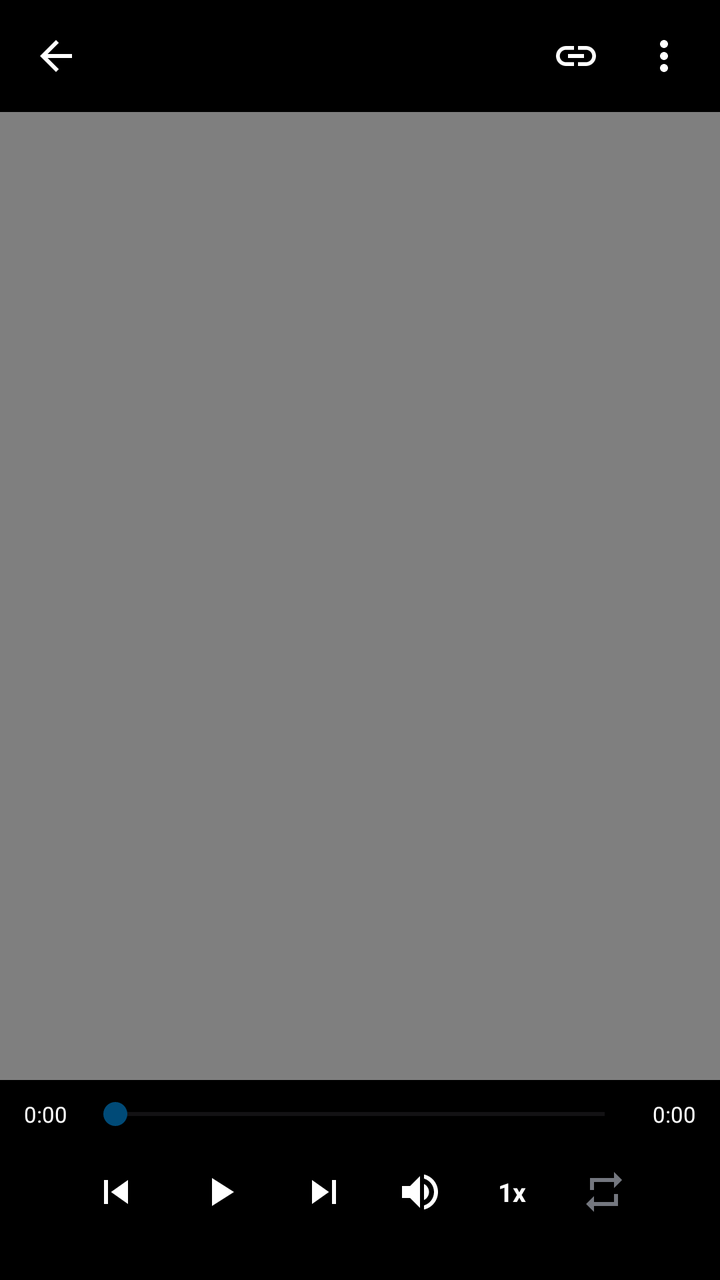
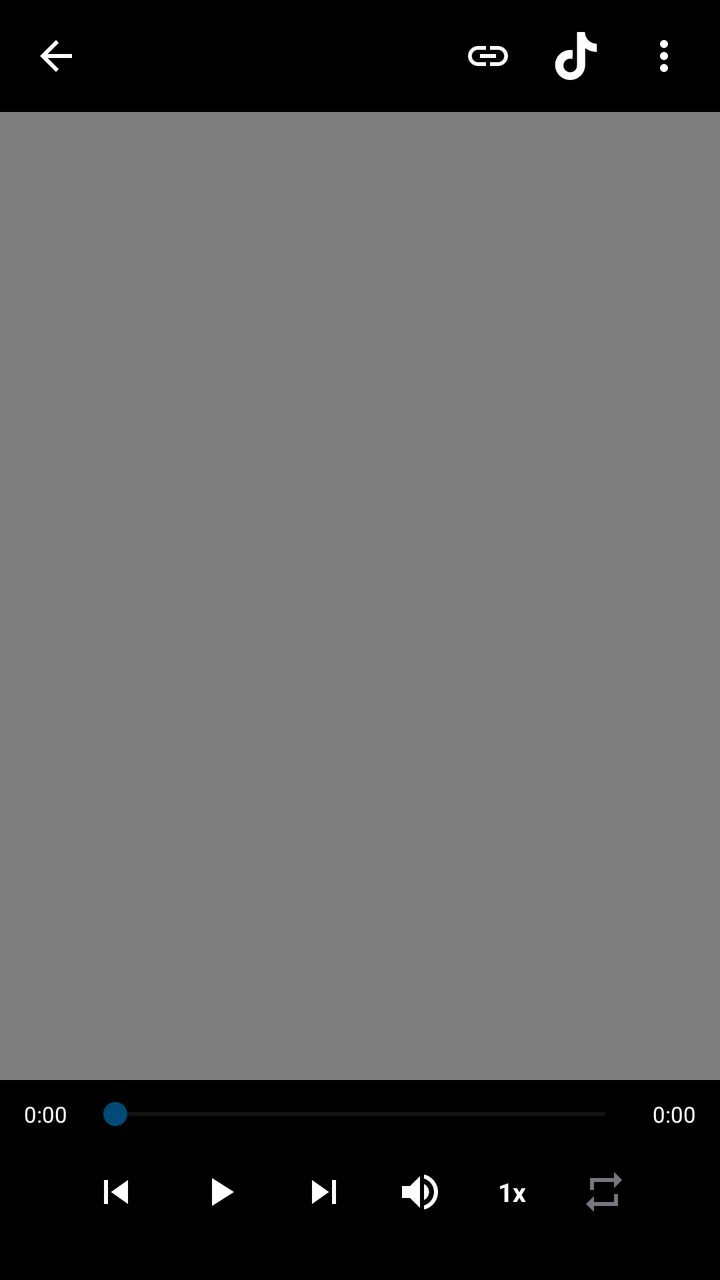

Before-and-after screenshots of an Android layout around one commit, followed by the original layout XML and the change that was made.
<!-- AndroidManifest.xml: activity theme Theme.FishPipe.Player -->
<!-- res/layout/activity_player.xml -->
<?xml version="1.0" encoding="utf-8"?>
<FrameLayout xmlns:android="http://schemas.android.com/apk/res/android"
    xmlns:app="http://schemas.android.com/apk/res-auto"
    android:layout_width="match_parent"
    android:layout_height="match_parent"
    android:background="@color/black">

    <VideoView
        android:id="@+id/video"
        android:layout_width="match_parent"
        android:layout_height="match_parent"
        android:layout_gravity="center" />

    <com.google.android.material.progressindicator.CircularProgressIndicator
        android:id="@+id/player_loading"
        style="@style/Widget.FishPipe.Loading.Overlay"
        android:layout_width="wrap_content"
        android:layout_height="wrap_content"
        android:layout_gravity="center"
        android:visibility="gone" />

    <LinearLayout
        android:id="@+id/player_top_bar"
        android:layout_width="match_parent"
        android:layout_height="wrap_content"
        android:layout_gravity="top"
        android:background="@color/scrim"
        android:gravity="center_vertical"
        android:orientation="horizontal"
        android:paddingStart="6dp"
        android:paddingTop="6dp"
        android:paddingEnd="6dp"
        android:paddingBottom="6dp">

        <ImageButton
            android:id="@+id/player_back"
            android:layout_width="44dp"
            android:layout_height="44dp"
            android:background="?android:attr/selectableItemBackgroundBorderless"
            android:contentDescription="@string/close"
            android:padding="10dp"
            android:src="@drawable/ic_back"
            app:tint="@color/white" />

        <TextView
            android:id="@+id/player_title"
            android:layout_width="0dp"
            android:layout_height="wrap_content"
            android:layout_marginStart="6dp"
            android:layout_weight="1"
            android:ellipsize="end"
            android:maxLines="1"
            android:textColor="@color/white"
            android:textSize="@dimen/text_body"
            android:textStyle="bold" />

        <TextView
            android:id="@+id/player_story"
            android:layout_width="wrap_content"
            android:layout_height="wrap_content"
            android:layout_marginEnd="4dp"
            android:background="@drawable/bg_photo_counter"
            android:paddingStart="8dp"
            android:paddingTop="3dp"
            android:paddingEnd="8dp"
            android:paddingBottom="3dp"
            android:text="@string/story_label"
            android:textColor="@color/white"
            android:textSize="@dimen/text_tiny"
            android:textStyle="bold"
            android:visibility="gone" />

        <ImageButton
            android:id="@+id/player_share"
            android:layout_width="44dp"
            android:layout_height="44dp"
            android:background="?android:attr/selectableItemBackgroundBorderless"
            android:contentDescription="@string/share"
            android:padding="10dp"
            android:src="@drawable/ic_link"
            app:tint="@color/white" />

        <ImageButton
            android:id="@+id/player_download"
            android:layout_width="44dp"
            android:layout_height="44dp"
            android:background="?android:attr/selectableItemBackgroundBorderless"
            android:contentDescription="@string/download_options"
            android:padding="10dp"
            android:src="@drawable/ic_download"
            android:visibility="gone"
            app:tint="@color/white" />

        <ImageButton
            android:id="@+id/player_more"
            android:layout_width="44dp"
            android:layout_height="44dp"
            android:background="?android:attr/selectableItemBackgroundBorderless"
            android:contentDescription="@string/menu"
            android:padding="10dp"
            android:src="@drawable/ic_more"
            app:tint="@color/white" />
    </LinearLayout>

    <LinearLayout
        android:id="@+id/player_controls"
        android:layout_width="match_parent"
        android:layout_height="wrap_content"
        android:layout_gravity="bottom"
        android:background="@color/scrim"
        android:orientation="vertical"
        android:paddingStart="12dp"
        android:paddingTop="8dp"
        android:paddingEnd="12dp"
        android:paddingBottom="16dp">

        <com.theuncoaffair.fishpipe.util.MediaMetaView
            android:id="@+id/player_meta"
            android:layout_width="match_parent"
            android:layout_height="wrap_content"
            android:layout_marginBottom="4dp"
            android:visibility="gone" />

        <LinearLayout
            android:layout_width="match_parent"
            android:layout_height="wrap_content"
            android:gravity="center_vertical"
            android:orientation="horizontal">

            <TextView
                android:id="@+id/player_position"
                android:layout_width="wrap_content"
                android:layout_height="wrap_content"
                android:text="@string/time_zero"
                android:textColor="@color/white"
                android:textSize="@dimen/text_tiny" />

            <SeekBar
                android:id="@+id/player_seek"
                android:layout_width="0dp"
                android:layout_height="wrap_content"
                android:layout_marginStart="8dp"
                android:layout_marginEnd="8dp"
                android:layout_weight="1"
                android:max="1000"
                android:progressTint="@color/primary"
                android:thumbTint="@color/primary" />

            <TextView
                android:id="@+id/player_duration"
                android:layout_width="wrap_content"
                android:layout_height="wrap_content"
                android:text="@string/time_zero"
                android:textColor="@color/white"
                android:textSize="@dimen/text_tiny" />
        </LinearLayout>

        <LinearLayout
            android:layout_width="match_parent"
            android:layout_height="wrap_content"
            android:layout_marginTop="2dp"
            android:gravity="center"
            android:orientation="horizontal">

            <ImageButton
                android:id="@+id/player_previous"
                android:layout_width="48dp"
                android:layout_height="48dp"
                android:background="?android:attr/selectableItemBackgroundBorderless"
                android:contentDescription="@string/previous"
                android:padding="12dp"
                android:src="@drawable/ic_previous"
                app:tint="@color/white" />

            <ImageButton
                android:id="@+id/player_play"
                android:layout_width="56dp"
                android:layout_height="56dp"
                android:background="?android:attr/selectableItemBackgroundBorderless"
                android:contentDescription="@string/play"
                android:padding="12dp"
                android:src="@drawable/ic_play"
                app:tint="@color/white" />

            <ImageButton
                android:id="@+id/player_next"
                android:layout_width="48dp"
                android:layout_height="48dp"
                android:background="?android:attr/selectableItemBackgroundBorderless"
                android:contentDescription="@string/next"
                android:padding="12dp"
                android:src="@drawable/ic_next"
                app:tint="@color/white" />

            <ImageButton
                android:id="@+id/player_mute"
                android:layout_width="48dp"
                android:layout_height="48dp"
                android:background="?android:attr/selectableItemBackgroundBorderless"
                android:contentDescription="@string/mute"
                android:padding="12dp"
                android:src="@drawable/ic_volume"
                app:tint="@color/white" />

            <TextView
                android:id="@+id/player_speed"
                android:layout_width="44dp"
                android:layout_height="48dp"
                android:background="?android:attr/selectableItemBackgroundBorderless"
                android:contentDescription="@string/playback_speed"
                android:gravity="center"
                android:text="@string/speed_default"
                android:textColor="@color/white"
                android:textSize="@dimen/text_small"
                android:textStyle="bold" />

            <ImageButton
                android:id="@+id/player_repeat"
                android:layout_width="48dp"
                android:layout_height="48dp"
                android:background="?android:attr/selectableItemBackgroundBorderless"
                android:contentDescription="@string/refresh"
                android:padding="12dp"
                android:src="@drawable/ic_repeat"
                app:tint="@color/text_faint" />
        </LinearLayout>
    </LinearLayout>

    <TextView
        android:id="@+id/player_caption"
        android:layout_width="wrap_content"
        android:layout_height="wrap_content"
        android:layout_gravity="bottom|center_horizontal"
        android:layout_marginStart="24dp"
        android:layout_marginEnd="24dp"
        android:layout_marginBottom="190dp"
        android:background="@drawable/bg_caption"
        android:gravity="center"
        android:maxWidth="340dp"
        android:paddingStart="12dp"
        android:paddingTop="6dp"
        android:paddingEnd="12dp"
        android:paddingBottom="6dp"
        android:shadowColor="@color/black"
        android:shadowDx="1"
        android:shadowDy="1"
        android:shadowRadius="3"
        android:textColor="@color/white"
        android:textSize="@dimen/text_small"
        android:textStyle="bold"
        android:visibility="gone" />

    <com.google.android.material.progressindicator.LinearProgressIndicator
        android:id="@+id/player_embed_progress"
        android:layout_width="match_parent"
        android:layout_height="5dp"
        android:layout_gravity="bottom"
        android:max="100"
        android:visibility="gone"
        app:indicatorColor="?attr/colorPrimary"
        app:trackColor="?attr/colorSurfaceContainerHighest" />
</FrameLayout>
<!-- resources referenced by this layout -->
<resources>
  <color name="black">#000000</color>
  <color name="primary">@color/md_primary</color>
  <color name="scrim">#000000</color>
  <color name="text_faint">@color/md_outline</color>
  <color name="white">#FFFFFF</color>
  <dimen name="text_body">15sp</dimen>
  <dimen name="text_small">13sp</dimen>
  <dimen name="text_tiny">11sp</dimen>
  <string name="close">Close</string>
  <string name="download_options">Download options</string>
  <string name="menu">Menu</string>
  <string name="mute">Mute</string>
  <string name="next">Next</string>
  <string name="play">Play</string>
  <string name="playback_speed">Playback speed</string>
  <string name="previous">Previous</string>
  <string name="refresh">Refresh</string>
  <string name="share">Share</string>
  <string name="speed_default" translatable="false">1x</string>
  <string name="story_label">Story</string>
  <string name="time_zero" translatable="false">0:00</string>
  <style name="Widget.FishPipe.Loading.Overlay">
          <item name="indicatorColor">@color/white</item>
          <item name="indicatorSize">@dimen/loading_large</item>
      </style>
  <color name="md_primary">#004A77</color>
  <color name="md_outline">#74777F</color>
  <dimen name="loading_large">48dp</dimen>
  <color name="md_player_surface">#000000</color>
  <color name="md_player_on_surface">#FFFFFF</color>
  <color name="md_on_primary">#FFFFFF</color>
  <color name="md_primary_container">#C9E6FF</color>
  <color name="md_on_primary_container">#001E2F</color>
  <color name="md_secondary">#00639B</color>
  <color name="md_on_secondary">#FFFFFF</color>
  <color name="md_secondary_container">#C2E7FF</color>
  <color name="md_on_secondary_container">#001D35</color>
  <color name="md_tertiary">#006A6A</color>
  <color name="md_on_tertiary">#FFFFFF</color>
  <color name="md_tertiary_container">#9CF1F0</color>
  <color name="md_on_tertiary_container">#002020</color>
  <color name="md_error">#BA1A1A</color>
  <color name="md_on_error">#FFFFFF</color>
  <color name="md_error_container">#FFDAD6</color>
  <color name="md_on_error_container">#410002</color>
  <color name="md_surface">#FDFBFF</color>
  <color name="md_on_surface">#1A1C1E</color>
  <color name="md_surface_variant">#E1E2EC</color>
  <color name="md_on_surface_variant">#44474F</color>
  <color name="md_outline_variant">#C4C6D0</color>
  <color name="md_surface_container_lowest">#FFFFFF</color>
  <color name="md_surface_container_low">#F7F9FC</color>
  <color name="md_surface_container">#F1F3F9</color>
  <color name="md_surface_container_high">#E9ECF2</color>
  <color name="md_surface_container_highest">#E1E4EA</color>
  <color name="md_inverse_surface">#2F3033</color>
  <color name="md_inverse_on_surface">#F1F0F4</color>
  <color name="md_inverse_primary">#A8C7FA</color>
  <!-- unchanged entries left out for length: 15 -->
</resources>

<!-- the commit's change to res/layout/activity_player.xml (unified diff, before → after) -->
@@ -89,6 +89,16 @@
             android:padding="10dp"
             android:src="@drawable/ic_download"
             android:visibility="gone"
+            app:tint="@color/white" />
+
+        <ImageButton
+            android:id="@+id/player_tiktok"
+            android:layout_width="44dp"
+            android:layout_height="44dp"
+            android:background="?android:attr/selectableItemBackgroundBorderless"
+            android:contentDescription="@string/open_tiktok"
+            android:padding="10dp"
+            android:src="@drawable/ic_tiktok"
             app:tint="@color/white" />
 
         <ImageButton
<!-- resource entries referenced after the edit -->
@@ -8,11 +8,22 @@
   <dimen name="text_body">15sp</dimen>
   <dimen name="text_small">13sp</dimen>
   <dimen name="text_tiny">11sp</dimen>
+  <!-- drawable ic_tiktok (drawable) -->
+  <vector xmlns:android="http://schemas.android.com/apk/res/android"
+      android:width="24dp"
+      android:height="24dp"
+      android:viewportWidth="24"
+      android:viewportHeight="24">
+      <path
+          android:fillColor="#FFFFFFFF"
+          android:pathData="M12.525,0.02c1.31,-0.02 2.61,-0.01 3.91,-0.02 0.08,1.53 0.63,3.09 1.75,4.17 1.12,1.11 2.7,1.62 4.24,1.79v4.03c-1.44,-0.05 -2.89,-0.35 -4.2,-0.97 -0.57,-0.26 -1.1,-0.59 -1.62,-0.93 -0.01,2.92 0.01,5.84 -0.02,8.75 -0.08,1.4 -0.54,2.79 -1.35,3.94 -1.31,1.92 -3.58,3.17 -5.91,3.21 -1.43,0.08 -2.86,-0.31 -4.08,-1.03 -2.02,-1.19 -3.44,-3.37 -3.65,-5.71 -0.02,-0.5 -0.03,-1 -0.01,-1.49 0.18,-1.9 1.12,-3.72 2.58,-4.96 1.66,-1.44 3.98,-2.13 6.15,-1.72 0.02,1.48 -0.04,2.96 -0.04,4.44 -0.99,-0.32 -2.15,-0.23 -3.02,0.37 -0.63,0.41 -1.11,1.04 -1.36,1.75 -0.21,0.51 -0.15,1.07 -0.14,1.61 0.24,1.64 1.82,3.02 3.5,2.87 1.12,-0.01 2.19,-0.66 2.77,-1.61 0.19,-0.33 0.4,-0.67 0.41,-1.06 0.1,-1.79 0.06,-3.57 0.07,-5.36 0.01,-4.03 -0.01,-8.05 0.02,-12.07z" />
+  </vector>
   <string name="close">Close</string>
   <string name="download_options">Download options</string>
   <string name="menu">Menu</string>
   <string name="mute">Mute</string>
   <string name="next">Next</string>
+  <string name="open_tiktok">Open TikTok</string>
   <string name="play">Play</string>
   <string name="playback_speed">Playback speed</string>
   <string name="previous">Previous</string>
